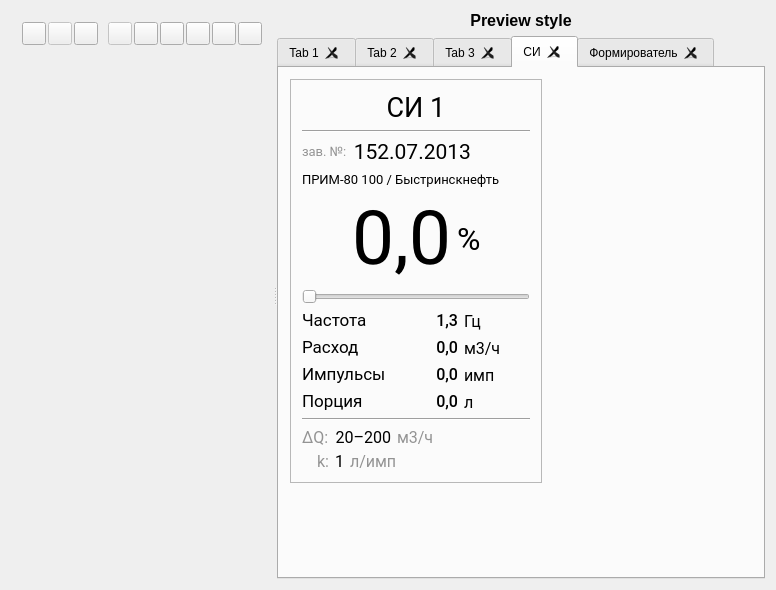
Above: qsseditor.ui from lit-uriy/qsseditor before the change. Below: the same form after it.
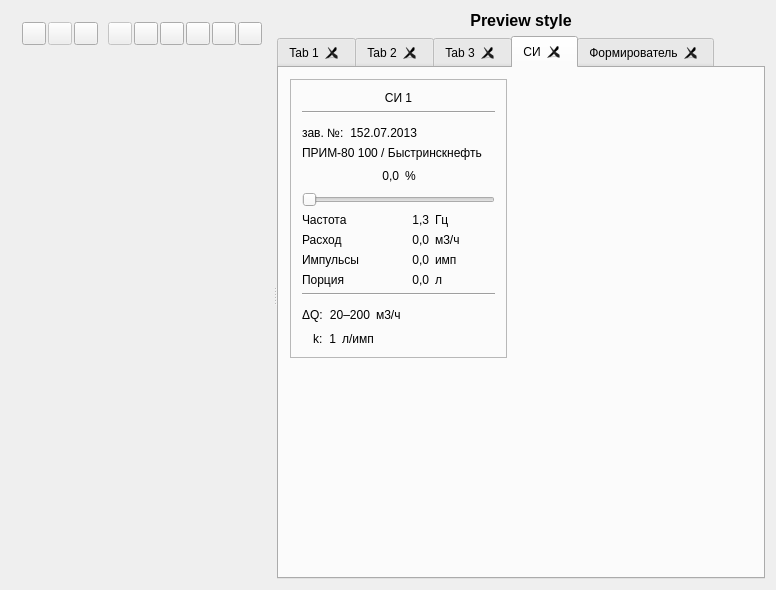
That is the form after the change. The open tabs and pages were chosen to show the change. Icons and pictures are not drawn. Custom widgets are drawn as their Qt base class.

Commit message: Вкладка "СИ": убрал всякое форматирование текста, буду стилями задавать.

Diff of the .ui file:
```diff
--- a/qsseditor.ui
+++ b/qsseditor.ui
@@ -1000,12 +1000,6 @@
              <layout class="QVBoxLayout" name="verticalLayout_2">
               <item>
                <widget class="QLabel" name="title">
-                <property name="font">
-                 <font>
-                  <family>Roboto</family>
-                  <pointsize>20</pointsize>
-                 </font>
-                </property>
                 <property name="text">
                  <string>СИ 1</string>
                 </property>
@@ -1025,12 +1019,6 @@
                <layout class="QGridLayout" name="gridLayout_11">
                 <item row="0" column="1">
                  <widget class="QLabel" name="label_19">
-                  <property name="font">
-                   <font>
-                    <family>Roboto</family>
-                    <pointsize>16</pointsize>
-                   </font>
-                  </property>
                   <property name="text">
                    <string>152.07.2013</string>
                   </property>
@@ -1051,17 +1039,11 @@
                 </item>
                 <item row="0" column="0">
                  <widget class="QLabel" name="label_18">
-                  <property name="font">
-                   <font>
-                    <family>Roboto</family>
-                    <pointsize>10</pointsize>
-                   </font>
-                  </property>
                   <property name="text">
-                   <string>&lt;html&gt;&lt;head/&gt;&lt;body&gt;&lt;p&gt;&lt;span style=&quot; color:#939393;&quot;&gt;зав. №:&lt;/span&gt;&lt;/p&gt;&lt;/body&gt;&lt;/html&gt;</string>
+                   <string>зав. №:</string>
                   </property>
                   <property name="alignment">
-                   <set>Qt::AlignLeading|Qt::AlignLeft|Qt::AlignVCenter</set>
+                   <set>Qt::AlignBottom|Qt::AlignLeading|Qt::AlignLeft</set>
                   </property>
                  </widget>
                 </item>
@@ -1080,12 +1062,6 @@
                 </item>
                 <item row="1" column="0" colspan="3">
                  <widget class="QLabel" name="label_20">
-                  <property name="font">
-                   <font>
-                    <family>Roboto</family>
-                    <pointsize>10</pointsize>
-                   </font>
-                  </property>
                   <property name="text">
                    <string>ПРИМ-80 100 / Быстринскнефть</string>
                   </property>
@@ -1116,12 +1092,6 @@
                 </item>
                 <item>
                  <widget class="QLabel" name="label_3">
-                  <property name="font">
-                   <font>
-                    <family>Roboto</family>
-                    <pointsize>56</pointsize>
-                   </font>
-                  </property>
                   <property name="text">
                    <string>0,0</string>
                   </property>
@@ -1132,12 +1102,6 @@
                 </item>
                 <item>
                  <widget class="QLabel" name="label_16">
-                  <property name="font">
-                   <font>
-                    <family>Roboto</family>
-                    <pointsize>24</pointsize>
-                   </font>
-                  </property>
                   <property name="text">
                    <string>%</string>
                   </property>
@@ -1175,12 +1139,6 @@
                <layout class="QGridLayout" name="gridLayout_12">
                 <item row="1" column="2">
                  <widget class="QLabel" name="label_7">
-                  <property name="font">
-                   <font>
-                    <family>Roboto</family>
-                    <pointsize>12</pointsize>
-                   </font>
-                  </property>
                   <property name="text">
                    <string>м3/ч</string>
                   </property>
@@ -1191,12 +1149,6 @@
                 </item>
                 <item row="0" column="0">
                  <widget class="QLabel" name="label_6">
-                  <property name="font">
-                   <font>
-                    <family>Roboto</family>
-                    <pointsize>13</pointsize>
-                   </font>
-                  </property>
                   <property name="text">
                    <string>Частота</string>
                   </property>
@@ -1204,12 +1156,6 @@
                 </item>
                 <item row="0" column="1">
                  <widget class="QLabel" name="label_5">
-                  <property name="font">
-                   <font>
-                    <family>Roboto Medium</family>
-                    <pointsize>12</pointsize>
-                   </font>
-                  </property>
                   <property name="text">
                    <string>1,3</string>
                   </property>
@@ -1220,12 +1166,6 @@
                 </item>
                 <item row="0" column="2">
                  <widget class="QLabel" name="label_8">
-                  <property name="font">
-                   <font>
-                    <family>Roboto</family>
-                    <pointsize>12</pointsize>
-                   </font>
-                  </property>
                   <property name="text">
                    <string>Гц</string>
                   </property>
@@ -1236,12 +1176,6 @@
                 </item>
                 <item row="1" column="0">
                  <widget class="QLabel" name="label_9">
-                  <property name="font">
-                   <font>
-                    <family>Roboto</family>
-                    <pointsize>13</pointsize>
-                   </font>
-                  </property>
                   <property name="text">
                    <string>Расход</string>
                   </property>
@@ -1249,12 +1183,6 @@
                 </item>
                 <item row="1" column="1">
                  <widget class="QLabel" name="label_10">
-                  <property name="font">
-                   <font>
-                    <family>Roboto Medium</family>
-                    <pointsize>12</pointsize>
-                   </font>
-                  </property>
                   <property name="text">
                    <string>0,0</string>
                   </property>
@@ -1265,12 +1193,6 @@
                 </item>
                 <item row="2" column="0">
                  <widget class="QLabel" name="label_12">
-                  <property name="font">
-                   <font>
-                    <family>Roboto</family>
-                    <pointsize>13</pointsize>
-                   </font>
-                  </property>
                   <property name="text">
                    <string>Импульсы</string>
                   </property>
@@ -1278,12 +1200,6 @@
                 </item>
                 <item row="2" column="1">
                  <widget class="QLabel" name="label_11">
-                  <property name="font">
-                   <font>
-                    <family>Roboto Medium</family>
-                    <pointsize>12</pointsize>
-                   </font>
-                  </property>
                   <property name="text">
                    <string>0,0</string>
                   </property>
@@ -1294,12 +1210,6 @@
                 </item>
                 <item row="2" column="2">
                  <widget class="QLabel" name="label_13">
-                  <property name="font">
-                   <font>
-                    <family>Roboto</family>
-                    <pointsize>12</pointsize>
-                   </font>
-                  </property>
                   <property name="text">
                    <string>имп</string>
                   </property>
@@ -1310,12 +1220,6 @@
                 </item>
                 <item row="3" column="0">
                  <widget class="QLabel" name="label_14">
-                  <property name="font">
-                   <font>
-                    <family>Roboto</family>
-                    <pointsize>13</pointsize>
-                   </font>
-                  </property>
                   <property name="text">
                    <string>Порция</string>
                   </property>
@@ -1323,12 +1227,6 @@
                 </item>
                 <item row="3" column="1">
                  <widget class="QLabel" name="label_15">
-                  <property name="font">
-                   <font>
-                    <family>Roboto Medium</family>
-                    <pointsize>12</pointsize>
-                   </font>
-                  </property>
                   <property name="text">
                    <string>0,0</string>
                   </property>
@@ -1339,12 +1237,6 @@
                 </item>
                 <item row="3" column="2">
                  <widget class="QLabel" name="label_17">
-                  <property name="font">
-                   <font>
-                    <family>Roboto</family>
-                    <pointsize>12</pointsize>
-                   </font>
-                  </property>
                   <property name="text">
                    <string>л</string>
                   </property>
@@ -1374,12 +1266,6 @@
                  <layout class="QHBoxLayout" name="horizontalLayout_5">
                   <item>
                    <widget class="QLabel" name="label_21">
-                    <property name="font">
-                     <font>
-                      <family>Roboto</family>
-                      <pointsize>12</pointsize>
-                     </font>
-                    </property>
                     <property name="text">
                      <string>20–200</string>
                     </property>
@@ -1390,14 +1276,8 @@
                   </item>
                   <item>
                    <widget class="QLabel" name="label_22">
-                    <property name="font">
-                     <font>
-                      <family>Roboto</family>
-                      <pointsize>12</pointsize>
-                     </font>
-                    </property>
                     <property name="text">
-                     <string>&lt;html&gt;&lt;head/&gt;&lt;body&gt;&lt;p&gt;&lt;span style=&quot; color:#939393;&quot;&gt;м3/ч&lt;/span&gt;&lt;/p&gt;&lt;/body&gt;&lt;/html&gt;</string>
+                     <string>м3/ч</string>
                     </property>
                     <property name="alignment">
                      <set>Qt::AlignBottom|Qt::AlignLeading|Qt::AlignLeft</set>
@@ -1423,12 +1303,6 @@
                  <layout class="QHBoxLayout" name="horizontalLayout_6">
                   <item>
                    <widget class="QLabel" name="label_24">
-                    <property name="font">
-                     <font>
-                      <family>Roboto</family>
-                      <pointsize>12</pointsize>
-                     </font>
-                    </property>
                     <property name="text">
                      <string>1</string>
                     </property>
@@ -1439,14 +1313,8 @@
                   </item>
                   <item>
                    <widget class="QLabel" name="label_25">
-                    <property name="font">
-                     <font>
-                      <family>Roboto</family>
-                      <pointsize>12</pointsize>
-                     </font>
-                    </property>
                     <property name="text">
-                     <string>&lt;html&gt;&lt;head/&gt;&lt;body&gt;&lt;p&gt;&lt;span style=&quot; color:#939393;&quot;&gt;л/имп&lt;/span&gt;&lt;/p&gt;&lt;/body&gt;&lt;/html&gt;</string>
+                     <string>л/имп</string>
                     </property>
                     <property name="alignment">
                      <set>Qt::AlignBottom|Qt::AlignLeading|Qt::AlignLeft</set>
@@ -1470,14 +1338,8 @@
                 </item>
                 <item row="1" column="0">
                  <widget class="QLabel" name="label_23">
-                  <property name="font">
-                   <font>
-                    <family>Roboto</family>
-                    <pointsize>12</pointsize>
-                   </font>
-                  </property>
                   <property name="text">
-                   <string>&lt;html&gt;&lt;head/&gt;&lt;body&gt;&lt;p&gt;&lt;span style=&quot; color:#939393;&quot;&gt;k:&lt;/span&gt;&lt;/p&gt;&lt;/body&gt;&lt;/html&gt;</string>
+                   <string>k:</string>
                   </property>
                   <property name="alignment">
                    <set>Qt::AlignBottom|Qt::AlignLeading|Qt::AlignLeft</set>
@@ -1486,14 +1348,8 @@
                 </item>
                 <item row="0" column="0">
                  <widget class="QLabel" name="label_26">
-                  <property name="font">
-                   <font>
-                    <family>Roboto</family>
-                    <pointsize>12</pointsize>
-                   </font>
-                  </property>
                   <property name="text">
-                   <string>&lt;html&gt;&lt;head/&gt;&lt;body&gt;&lt;p&gt;&lt;span style=&quot; color:#939393;&quot;&gt;ΔQ:&lt;/span&gt;&lt;/p&gt;&lt;/body&gt;&lt;/html&gt;</string>
+                   <string>ΔQ:</string>
                   </property>
                   <property name="alignment">
                    <set>Qt::AlignBottom|Qt::AlignLeading|Qt::AlignLeft</set>
```
Left out of the diff: 11 changed lines with no effect on the pictures.
